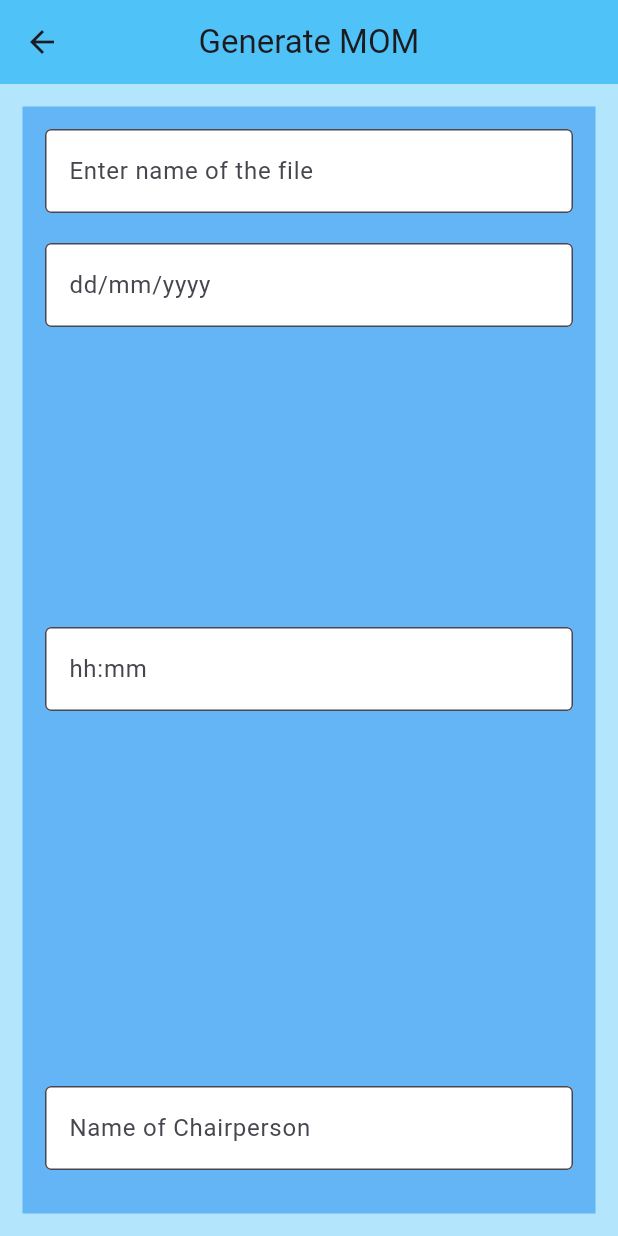
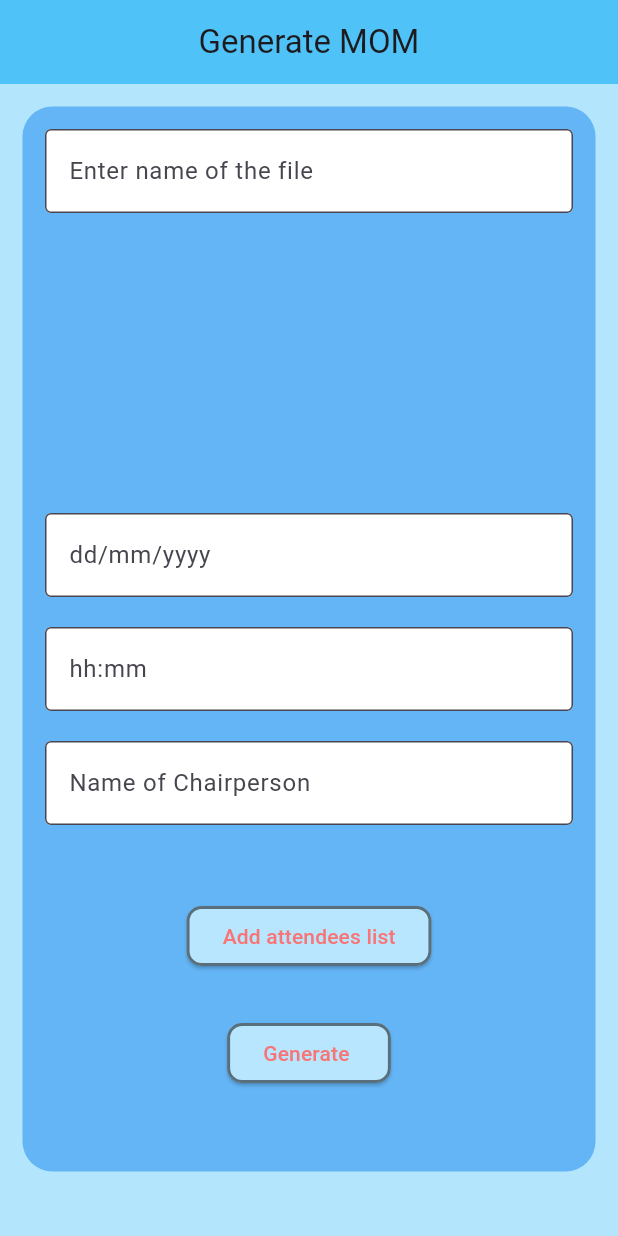
Before and after one commit to MKDev121/Smart_Meeting_Recorder, a Flutter app: the Momgenpage screen opened directly, on a phone screen of 412 x 824 dp. Run offline on Flutter 3.47's test engine with Material 3 defaults, Android fonts, the phone set to English and light mode, and no system bars; our stand-ins replace bordered_text.

Commit message:
MOM Generation Page done

```diff
--- a/smart_recorder/lib/Pages/MOMGenerationpage.dart
+++ b/smart_recorder/lib/Pages/MOMGenerationpage.dart
@@ -0,0 +1,123 @@
+import 'package:flutter/material.dart';
+Color? textColor=const Color.fromARGB(255, 248,117,117);
+class Momgenpage extends StatefulWidget {
+  const Momgenpage({super.key});
+
+  @override
+  _MomgenpageState createState() => _MomgenpageState();
+}
+
+class _MomgenpageState extends State<Momgenpage> {
+  final _fileController = TextEditingController();
+  final _dateController = TextEditingController();
+  final _timeController = TextEditingController();
+  final _chairpersonController = TextEditingController();
+
+  @override
+  Widget build(BuildContext context) {
+    return Scaffold(
+      backgroundColor: Colors.lightBlue[100],
+      appBar: AppBar(
+        title: Text('Generate MOM'),
+        centerTitle: true,
+        backgroundColor: Colors.lightBlue[300],
+      ),
+      body: Padding(
+        padding: const EdgeInsets.all(15.0),
+        child: Container(
+          padding: const EdgeInsets.all(15.0),
+          decoration: BoxDecoration(
+            color: Colors.blue[300],
+            borderRadius: BorderRadius.circular(20),
+          ),
+          child: SingleChildScrollView(
+            child: Column(
+            children:[
+              _NameField(_fileController, 'Enter name of the file'),
+              const SizedBox(height: 200),
+              _DateField(_dateController, 'dd/mm/yyyy'),
+              const SizedBox(height: 20),
+              _TimeField(_timeController, 'hh:mm'),
+              const SizedBox(height: 20),
+              _ChairField(_chairpersonController, 'Name of Chairperson'),
+              const SizedBox(height: 50),
+              ElevatedButton(onPressed: (){print("Added list");},
+              style:ElevatedButton.styleFrom(
+                backgroundColor: const Color.fromARGB(255, 185, 230, 255),
+                shape: RoundedRectangleBorder(
+                  borderRadius: BorderRadius.circular(10),
+                  side: const BorderSide(
+                    color: Color.fromARGB(132, 0, 0, 0),
+                    width: 2,
+                  ),
+                ),
+              ),
+              child: Text("Add attendees list",style: TextStyle(color: textColor),)),
+              const SizedBox(height: 30),
+              ElevatedButton(onPressed: (){print("Added list");},
+              style:ElevatedButton.styleFrom(
+                backgroundColor: const Color.fromARGB(255, 185, 230, 255),
+                shape: RoundedRectangleBorder(
+                  borderRadius: BorderRadius.circular(10),
+                  side: const BorderSide(
+                    color: Color.fromARGB(132, 0, 0, 0),
+                    width: 2,
+                  ),
+                ),
+              ),
+              child: Text("Generate ",style: TextStyle(color: textColor),)),
+              const SizedBox(height: 40),
+              //Icon(Icons.upload, size: 64, color: Colors.white),
+            ],
+            ),
+          ),
+        ),
+      ),
+    );
+  }
+
+ Widget _NameField(TextEditingController controller, String hint) {
+    return TextField(
+      controller: controller,
+      decoration: InputDecoration(
+        hintText: hint,
+        filled: true,
+        fillColor: Colors.white,
+        border: OutlineInputBorder(),
+      ),
+    );
+  }
+  Widget _DateField(TextEditingController controller, String hint) {
+    return TextField(
+      controller: controller,
+      decoration: InputDecoration(
+        hintText: hint,
+        filled: true,
+        fillColor: Colors.white,
+        border: OutlineInputBorder(),
+      ),
+    );
+  }
+  Widget _TimeField(TextEditingController controller, String hint) {
+    return TextField(
+      controller: controller,
+      decoration: InputDecoration(
+        hintText: hint,
+        filled: true,
+        fillColor: Colors.white,
+        border: OutlineInputBorder(),
+      ),
+    );
+  }
+  Widget _ChairField(TextEditingController controller, String hint) {
+    return TextField(
+      controller: controller,
+      decoration: InputDecoration(
+        hintText: hint,
+        filled: true,
+        fillColor: Colors.white,
+        border: OutlineInputBorder(),
+      ),
+    );
+  }
+}
--- a/smart_recorder/lib/main.dart
+++ b/smart_recorder/lib/main.dart
@@ -1,5 +1,6 @@
 import 'package:flutter/material.dart';
 import 'Pages/homepage.dart';
+import 'Pages/MOMGenerationpage.dart';
 void main() {
   runApp(const MainApp());
 }
@@ -10,7 +11,7 @@ class MainApp extends StatelessWidget {
   @override
   Widget build(BuildContext context) {
     return const MaterialApp(
-      home: HomePage(),
+      home: Momgenpage(),
     );
   }
 }
--- a/smart_recorder/lib/momgenpage.dart
+++ /dev/null
@@ -1,96 +0,0 @@
-import 'package:flutter/material.dart';
-
-class Momgenpage extends StatefulWidget {
-  const Momgenpage({super.key});
-
-  @override
-  _MomgenpageState createState() => _MomgenpageState();
-}
-
-class _MomgenpageState extends State<Momgenpage> {
-  final _fileController = TextEditingController();
-  final _dateController = TextEditingController();
-  final _timeController = TextEditingController();
-  final _chairpersonController = TextEditingController();
-
-  @override
-  Widget build(BuildContext context) {
-    return Scaffold(
-      backgroundColor: Colors.lightBlue[100],
-      appBar: AppBar(
-        title: Text('Generate MOM'),
-        centerTitle: true,
-        backgroundColor: Colors.lightBlue[300],
-      ),
-      body: Padding(
-        padding: const EdgeInsets.all(15.0),
-        child: Container(
-          padding: const EdgeInsets.all(15.0),
-          decoration: BoxDecoration(
-            color: Colors.blue[300],
-          ),
-          child: SingleChildScrollView(
-            child: Column(
-            children:[
-              _NameField(_fileController, 'Enter name of the file'),
-              const SizedBox(height: 20),
-              _DateField(_dateController, 'dd/mm/yyyy'),
-              const SizedBox(height: 200),
-              _TimeField(_timeController, 'hh:mm'),
-              const SizedBox(height: 250),
-              _ChairField(_chairpersonController, 'Name of Chairperson'),
-              const SizedBox(height: 300),
-              //Icon(Icons.upload, size: 64, color: Colors.white),
-            ],
-            ),
-          ),
-        ),
-      ),
-    );
-  }
-
- Widget _NameField(TextEditingController controller, String hint) {
-    return TextField(
-      controller: controller,
-      decoration: InputDecoration(
-        hintText: hint,
-        filled: true,
-        fillColor: Colors.white,
-        border: OutlineInputBorder(),
-      ),
-    );
-  }
-  Widget _DateField(TextEditingController controller, String hint) {
-    return TextField(
-      controller: controller,
-      decoration: InputDecoration(
-        hintText: hint,
-        filled: true,
-        fillColor: Colors.white,
-        border: OutlineInputBorder(),
-      ),
-    );
-  }
-  Widget _TimeField(TextEditingController controller, String hint) {
-    return TextField(
-      controller: controller,
-      decoration: InputDecoration(
-        hintText: hint,
-        filled: true,
-        fillColor: Colors.white,
-        border: OutlineInputBorder(),
-      ),
-    );
-  }
-  Widget _ChairField(TextEditingController controller, String hint) {
-    return TextField(
-      controller: controller,
-      decoration: InputDecoration(
-        hintText: hint,
-        filled: true,
-        fillColor: Colors.white,
-        border: OutlineInputBorder(),
-      ),
-    );
-  }
-}
```
